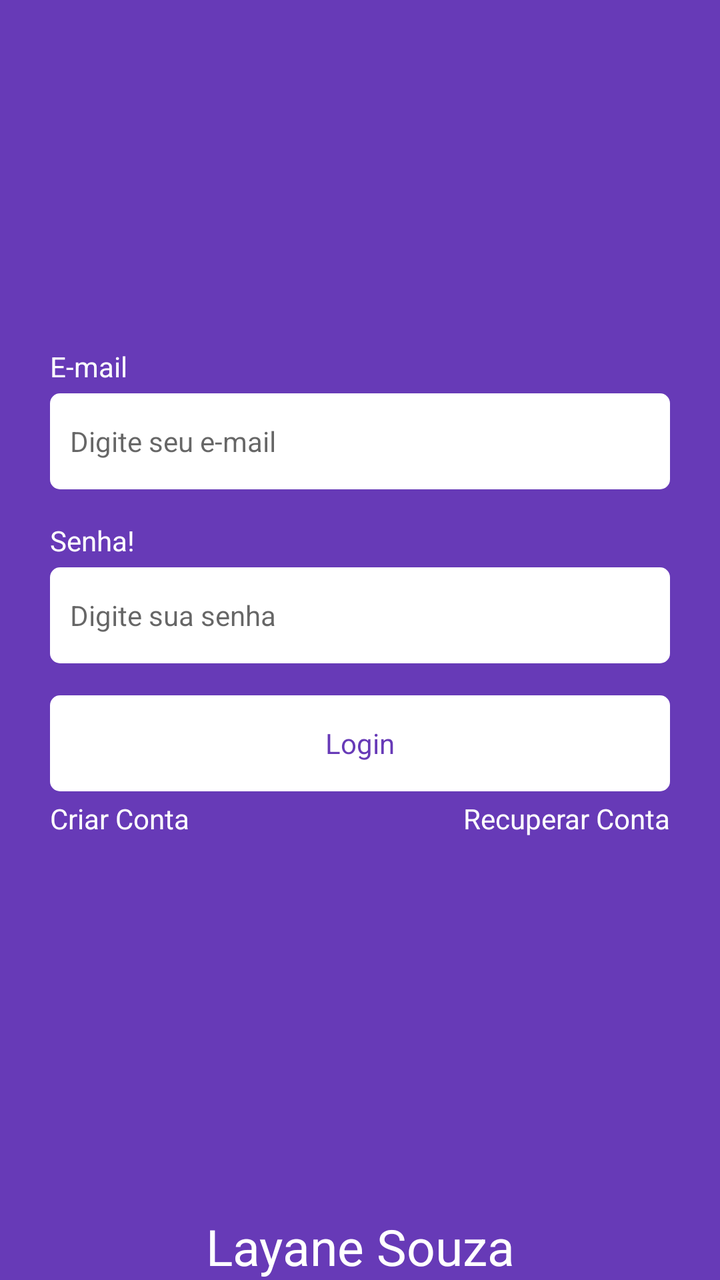
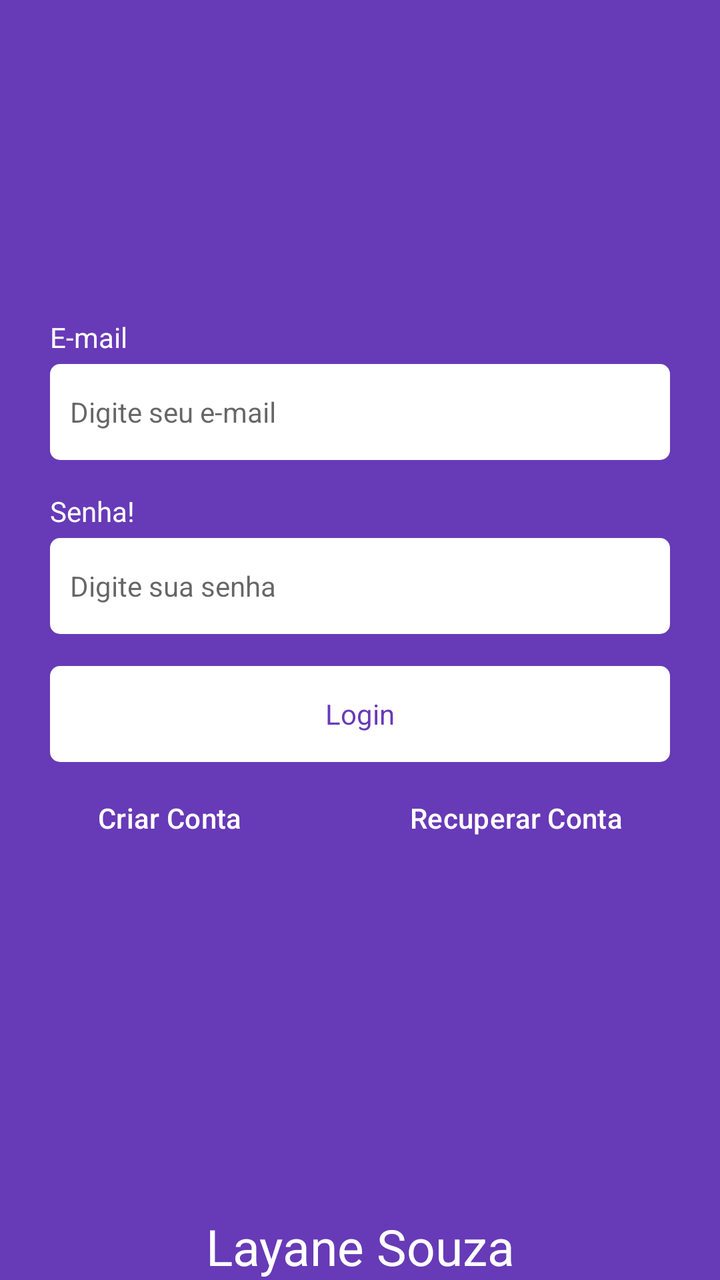

Compare the two renders of this Android layout. The source of the first and the diff that turns it into the second are given below.
<!-- AndroidManifest.xml: application theme Theme.Task -->
<!-- res/layout/fragment_login.xml -->
<?xml version="1.0" encoding="utf-8"?>
<androidx.constraintlayout.widget.ConstraintLayout xmlns:android="http://schemas.android.com/apk/res/android"
    xmlns:tools="http://schemas.android.com/tools"
    android:layout_width="match_parent"
    android:layout_height="match_parent"
    xmlns:app="http://schemas.android.com/apk/res-auto"
    tools:context=".ui.auth.LoginFragment"
    android:background="@color/color_default">

    <LinearLayout
        android:id="@+id/linearLayout"
        android:layout_width="0dp"
        android:layout_height="wrap_content"
        app:layout_constraintBottom_toBottomOf="parent"
        app:layout_constraintEnd_toEndOf="parent"
        app:layout_constraintStart_toStartOf="parent"
        app:layout_constraintTop_toTopOf="parent"
        android:orientation="vertical"
        android:layout_marginHorizontal="25dp">

        <TextView
            android:layout_width="wrap_content"
            android:layout_height="wrap_content"
            android:text="@string/email_text"
            android:textColor="@color/white"/>

        <EditText
            android:id="@+id/editextEmail"
            android:layout_width="match_parent"
            android:layout_height="48dp"
            style="@style/EditTextTheme"
            android:hint="@string/hint_edit_email"
            android:inputType="textEmailAddress"
            android:padding="10dp"
            android:layout_marginTop="4dp"
            android:background="@drawable/bg_edit_text"/>

        <TextView
            android:layout_width="wrap_content"
            android:layout_height="wrap_content"
            android:text="@string/password_text"
            android:textColor="@color/white"
            android:layout_marginTop="16dp"/>

        <EditText
            android:id="@+id/editextSenha"
            android:layout_width="match_parent"
            android:layout_height="48dp"
            style="@style/EditTextTheme"
            android:inputType="textPassword"
            android:hint="Digite sua senha"
            android:padding="10dp"
            android:layout_marginTop="4dp"
            android:background="@drawable/bg_edit_text"/>

        <com.google.android.material.button.MaterialButton
            android:layout_width="match_parent"
            android:layout_height="wrap_content"
            android:text="Login"
            android:id="@+id/buttonLogin"
            android:textColor="@color/color_default"
            app:backgroundTint="@null"
            style="@style/ButtomTheme"
            android:layout_marginTop="16dp"
            android:background="@drawable/bg_btn"/>

        <LinearLayout
            android:layout_width="match_parent"
            android:layout_height="wrap_content"
            android:orientation="horizontal"
            android:layout_marginTop="4dp">

            <TextView
                android:id="@+id/btnRegister"
                android:layout_width="wrap_content"
                android:layout_height="wrap_content"
                android:text="Criar Conta"
                android:layout_weight="1"
                android:textAlignment="textStart"
                android:textColor="@color/white"/>

            <TextView
                android:id="@+id/btnRecover"
                android:layout_width="wrap_content"
                android:layout_height="wrap_content"
                android:text="Recuperar Conta"
                android:layout_weight="1"
                android:textAlignment="textEnd"
                android:textColor="@color/white"/>
        </LinearLayout>

        <ProgressBar
            android:id="@+id/progressBar"
            android:layout_width="wrap_content"
            android:layout_height="wrap_content"
            android:indeterminateTint="@color/white"
            android:layout_gravity="center"
            tools:visibility="visible"
            android:visibility="invisible"/>

    </LinearLayout>

    <TextView
        android:id="@+id/Layane"
        android:layout_width="wrap_content"
        android:layout_height="wrap_content"
        android:text="Layane Souza"
        android:textColor="@color/white"
        android:textSize="25sp"
        app:layout_constraintBottom_toBottomOf="parent"
        app:layout_constraintEnd_toEndOf="parent"
        app:layout_constraintStart_toStartOf="parent" />
</androidx.constraintlayout.widget.ConstraintLayout>
<!-- resources referenced by this layout -->
<resources>
  <color name="color_default">#673AB7</color>
  <color name="white">#FFFFFFFF</color>
  <!-- drawable bg_btn (drawable) -->
  <?xml version="1.0" encoding="utf-8"?>
  <shape xmlns:android="http://schemas.android.com/apk/res/android"
      android:shape="rectangle">
  
      <solid android:color="@color/white"/>
      <corners android:radius="5dp"/>
  
  </shape>
  <!-- drawable bg_edit_text (drawable) -->
  <?xml version="1.0" encoding="utf-8"?>
  <shape xmlns:android="http://schemas.android.com/apk/res/android"
      android:shape="rectangle">
  
      <solid android:color="@color/white"/>
      <corners android:radius="5dp"/>
  </shape>
  <string name="email_text">E-mail</string>
  <string name="hint_edit_email">Digite seu e-mail</string>
  <string name="password_text">Senha!</string>
  <style name="ButtomTheme" parent="Theme.MaterialComponents.DayNight.NoActionBar">
          <item name="android:background">@drawable/bg_btn</item>
          <item name="android:textAllCaps">false</item>
          <item name="android:textColor">@color/color_default</item>
          <item name="backgroundTint">@null</item>
      </style>
  <style name="EditTextTheme" parent="Theme.MaterialComponents.DayNight.NoActionBar">
          <item name="android:background">@drawable/bg_edit_text</item>
          <item name="android:padding">16dp</item>
          <item name="android:textSize">14sp</item>
      </style>
  <style name="Theme.Task" parent="Base.Theme.Task" />
  <style name="Base.Theme.Task" parent="Theme.Material3.Light.NoActionBar">
          <item name="colorPrimary">@color/color_default</item>
          <item name="colorPrimaryVariant">@color/color_default</item>
          <item name="android:windowBackground">@color/color_default</item>
      </style>
</resources>

<!-- the commit's change to res/layout/fragment_login.xml (unified diff, before → after) -->
@@ -70,7 +70,7 @@
             android:orientation="horizontal"
             android:layout_marginTop="4dp">
 
-            <TextView
+            <Button
                 android:id="@+id/btnRegister"
                 android:layout_width="wrap_content"
                 android:layout_height="wrap_content"
@@ -79,7 +79,7 @@
                 android:textAlignment="textStart"
                 android:textColor="@color/white"/>
 
-            <TextView
+            <Button
                 android:id="@+id/btnRecover"
                 android:layout_width="wrap_content"
                 android:layout_height="wrap_content"
